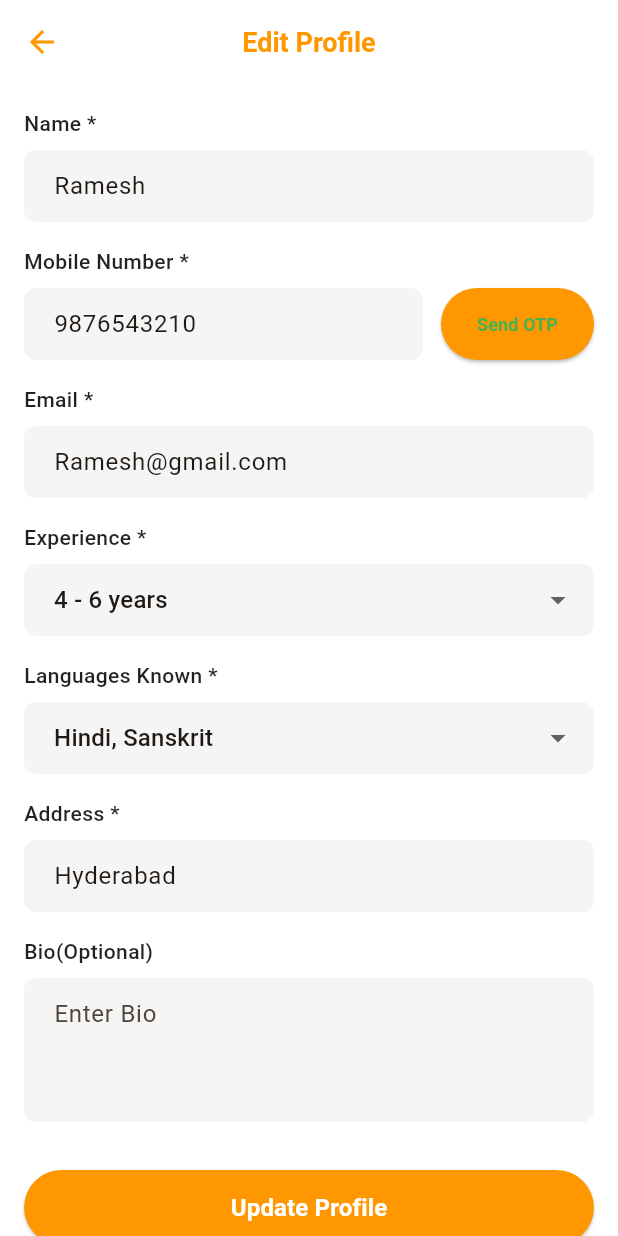
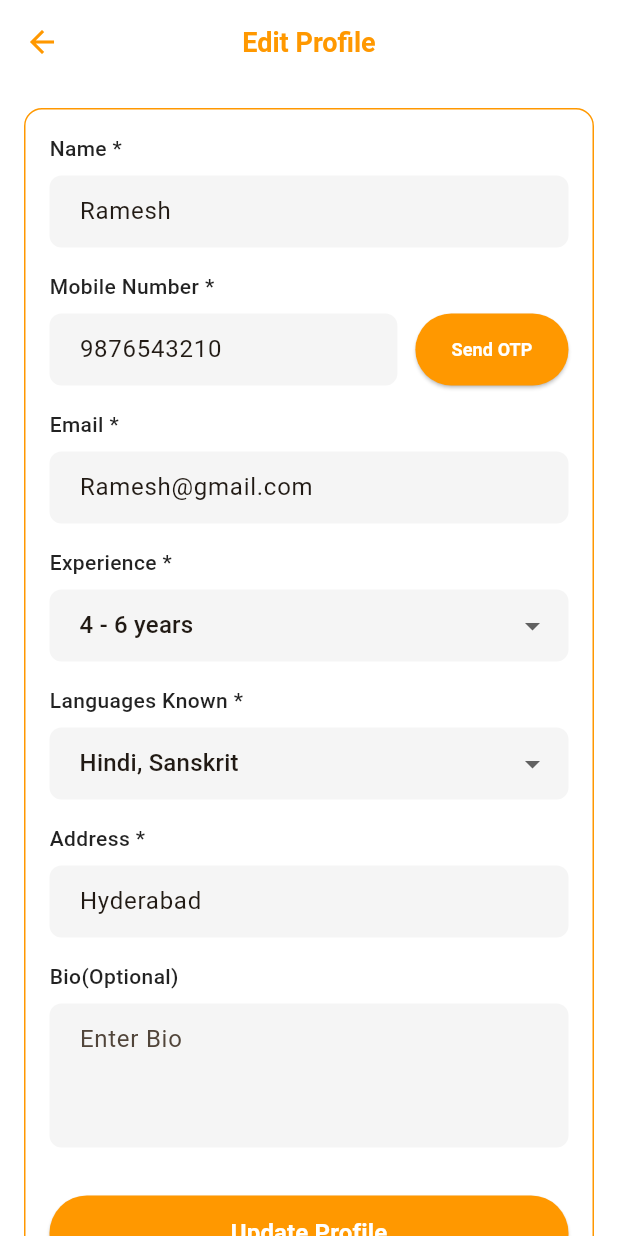
Before and after one commit to suneel-amunik123/namami-app, a Flutter app: the ProfileScreen screen opened directly, after a tap on "Edit Profile", on a phone screen of 412 x 824 dp. Run offline on Flutter 3.47's test engine with Material 3 defaults, Android fonts, the phone set to English and light mode, and no system bars; our stand-ins replace image_picker.

Commit message:
profile screen chnage

```diff
--- a/lib/features/auth/provider/login_provider.dart
+++ b/lib/features/auth/provider/login_provider.dart
@@ -9,10 +9,10 @@ class LoginProvider extends ChangeNotifier {
   LoginModel get loginModel => _loginModel;
 
   final List<String> _animationImages = [
-    'assets/images/splashscreen.png',
-    'assets/images/splashscreen.png',
-    'assets/images/splashscreen.png',
-    'assets/images/splashscreen.png',
+    'assets/images/frame1.jpg',
+    'assets/images/frame2.jpg',
+    'assets/images/frame3.jpg',
+    'assets/images/frame4.jpg',
   ];
 
   LoginProvider() {
--- a/lib/features/auth/view/login_view.dart
+++ b/lib/features/auth/view/login_view.dart
@@ -21,75 +21,81 @@ class _LoginViewState extends State<LoginView> {
   @override
   Widget build(BuildContext context) {
     return Scaffold(
-      backgroundColor: Colors.grey[100],
+      backgroundColor: const Color.fromARGB(255, 95, 90, 90),
       body: SafeArea(
         child: Consumer<LoginProvider>(
           builder: (context, loginProvider, child) {
-            return SingleChildScrollView(
-              child: ConstrainedBox(
-                constraints: BoxConstraints(
-                  minHeight: MediaQuery.of(context).size.height -
-                      MediaQuery.of(context).padding.top,
-                ),
-                child: Column(
+            return Column(
               children: [
                 // Animated Image Section
                 Expanded(
                   flex: 3,
                   child: Container(
                     width: double.infinity,
-                        decoration: const BoxDecoration(
-                          gradient: LinearGradient(
-                            colors: [Color(0xFFFF9800), Color(0xFFFFB74D)],
-                            begin: Alignment.topCenter,
-                            end: Alignment.bottomCenter,
-                          ),
-                        ),
+                    // decoration: const BoxDecoration(
+                    //   gradient: LinearGradient(
+                    //     colors: [Color(0xFFFF9800), Color(0xFFFFB74D)],
+                    //     // begin: Alignment.topCenter,
+                    //     // end: Alignment.bottomCenter,
+                    //   ),
+                    // ),
                     child: Column(
-                          mainAxisAlignment: MainAxisAlignment.center,
+                      mainAxisAlignment: MainAxisAlignment.spaceEvenly,
                       children: [
                         AnimatedSwitcher(
                           duration: const Duration(milliseconds: 500),
                           child: Image.asset(
                             loginProvider.currentImage,
                             key: ValueKey(loginProvider.currentImage),
-                                height: 200,
-                                fit: BoxFit.contain,
+                            height: 360,
+                            fit: BoxFit.fill,
+
+                            errorBuilder: (context, error, stackTrace) {
+                              return Container(
+                                height: 150,
+                                color: Colors.orange.shade200,
+                                child: const Icon(
+                                  Icons.image_not_supported,
+                                  size: 100,
+                                  color: Colors.white,
+                                ),
+                              );
+                            },
                           ),
                         ),
-                            const SizedBox(height: 20),
-                            Row(
-                              mainAxisAlignment: MainAxisAlignment.center,
-                              children: List.generate(4, (index) {
-                                return GestureDetector(
-                                  onTap: () => loginProvider.selectImage(index),
-                                  child: Container(
-                                    margin: const EdgeInsets.symmetric(
-                                      horizontal: 4,
-                                    ),
-                                    width: 12,
-                                    height: 12,
-                                    decoration: BoxDecoration(
-                                      shape: BoxShape.circle,
-                                      color:
-                                          loginProvider
-                                                  .loginModel
-                                                  .currentImageIndex ==
-                                              index
-                                          ? Colors.white
-                                          : Colors.white.withOpacity(0.5),
-                                    ),
-                                  ),
-                                );
-                              }),
-                            ),
+                        // const SizedBox(height: 10),
+                        // Row(
+                        //   mainAxisAlignment: MainAxisAlignment.center,
+                        //   children: List.generate(4, (index) {
+                        //     return GestureDetector(
+                        //       onTap: () => loginProvider.selectImage(index),
+                        //       child: Container(
+                        //         margin: const EdgeInsets.symmetric(
+                        //           horizontal: 4,
+                        //         ),
+                        //         width: 12,
+                        //         height: 12,
+                        //         decoration: BoxDecoration(
+                        //           shape: BoxShape.circle,
+                        //           color:
+                        //               loginProvider
+                        //                       .loginModel
+                        //                       .currentImageIndex ==
+                        //                   index
+                        //               ? Colors.white
+                        //               : Colors.white.withOpacity(0.5),
+                        //         ),
+                        //       ),
+                        //     );
+                        //   }),
+                        // ),
                       ],
                     ),
                   ),
                 ),
                 // Login Form Section
                 Expanded(
-                      flex: 2,
+                  flex: 3,
                   child: Container(
                     width: double.infinity,
                     padding: const EdgeInsets.all(24),
@@ -97,26 +103,29 @@ class _LoginViewState extends State<LoginView> {
                       color: Colors.white,
                       borderRadius: BorderRadius.vertical(
                         top: Radius.circular(30),
+
+                        // top: Radius.elliptical(30, 30),
                       ),
                     ),
+                    child: SingleChildScrollView(
                       child: Column(
                         crossAxisAlignment: CrossAxisAlignment.start,
                         children: [
-                            const Text(
+                          Center(
+                            child: const Text(
                               'Login',
                               style: TextStyle(
                                 fontSize: 28,
                                 fontWeight: FontWeight.bold,
-                                color: Color(0xFF6A1B9A),
+                                // color: Color(0xFF6A1B9A),
+                                color: Color.fromARGB(255, 8, 8, 8),
+                              ),
                             ),
                           ),
                           const SizedBox(height: 8),
                           const Text(
                             'Enter Phone Number',
-                              style: TextStyle(
-                                fontSize: 16,
-                                color: Colors.grey,
-                              ),
+                            style: TextStyle(fontSize: 16, color: Colors.grey),
                           ),
                           const SizedBox(height: 24),
                           // Phone Input
@@ -135,7 +144,7 @@ class _LoginViewState extends State<LoginView> {
                                   child: Row(
                                     children: [
                                       Image.asset(
-                                          'assets/images/india_flag.png',
+                                        'assets/images/indian_flag.jpg',
                                         width: 24,
                                         height: 16,
                                         errorBuilder:
@@ -164,8 +173,7 @@ class _LoginViewState extends State<LoginView> {
                                 ),
                                 Expanded(
                                   child: TextField(
-                                      onChanged:
-                                          loginProvider.updatePhoneNumber,
+                                    onChanged: loginProvider.updatePhoneNumber,
                                     keyboardType: TextInputType.phone,
                                     decoration: const InputDecoration(
                                       hintText: '9876543210',
@@ -213,7 +221,7 @@ class _LoginViewState extends State<LoginView> {
                                     ),
                             ),
                           ),
-                            const Spacer(),
+                          const SizedBox(height: 20),
                           // Terms and Conditions
                           const Center(
                             child: Text(
@@ -229,9 +237,8 @@ class _LoginViewState extends State<LoginView> {
                       ),
                     ),
                   ),
+                ),
               ],
-                ),
-              ),
             );
           },
         ),
--- a/lib/features/home/screens/edit_profile_screen.dart
+++ b/lib/features/home/screens/edit_profile_screen.dart
@@ -56,6 +56,14 @@ class _EditProfileScreenState extends State<EditProfileScreen> {
       ),
       body: SingleChildScrollView(
         padding: const EdgeInsets.all(16.0),
+
+        child: Container(
+          padding: const EdgeInsets.all(16),
+          decoration: BoxDecoration(
+            color: Colors.white,
+            borderRadius: BorderRadius.circular(12),
+            border: Border.all(color: const Color(0xFFFF9800), width: 1),
+          ),
           child: Column(
             crossAxisAlignment: CrossAxisAlignment.start,
             children: [
@@ -109,6 +117,7 @@ class _EditProfileScreenState extends State<EditProfileScreen> {
               ),
             ),
             ],
+          ),
         ),
       ),
     );
@@ -182,9 +191,8 @@ class _EditProfileScreenState extends State<EditProfileScreen> {
             SizedBox(
               height: 48,
               child: ElevatedButton(
-                onPressed: _isVerified
-                    ? null
-                    : () async {
+                onPressed: () async {
+                  if (_isVerified) return;
                   final result = await Navigator.push(
                     context,
                     MaterialPageRoute(
@@ -206,7 +214,7 @@ class _EditProfileScreenState extends State<EditProfileScreen> {
                 child: Text(
                   _isVerified ? 'Verified' : 'Send OTP',
                   style: const TextStyle(
-                    color: Colors.green,
+                    color: Colors.white,
                     fontSize: 12,
                     fontWeight: FontWeight.w600,
                   ),
--- a/lib/features/home/screens/profile_screen.dart
+++ b/lib/features/home/screens/profile_screen.dart
@@ -46,10 +46,9 @@ class _ProfileScreenState extends State<ProfileScreen> {
                     const CircleAvatar(
                       radius: 40,
                       backgroundColor: Color(0xFFFF9800),
-                      child: Icon(
-                        Icons.person,
-                        color: Colors.white,
-                        size: 40,
+                      // child: Icon(Icons.person, color: Colors.white, size: 40),
+                      backgroundImage: AssetImage(
+                        'assets/images/profile_image.jpg',
                       ),
                     ),
                     const SizedBox(height: 12),
@@ -63,19 +62,21 @@ class _ProfileScreenState extends State<ProfileScreen> {
                     Row(
                       mainAxisAlignment: MainAxisAlignment.center,
                       children: [
-                        const Text(
-                          'Panditji',
-                          style: TextStyle(
-                            fontSize: 14,
-                            color: Colors.grey,
-                          ),
-                        ),
+                        // const Text(
+                        //   'Panditji',
+                        //   style: TextStyle(
+                        //     fontSize: 14,
+                        //     color: Colors.grey,
+                        //   ),
+                        // ),
                         const SizedBox(width: 8),
                         Text(
                           _isVerified == true ? 'Verified' : 'Pending',
                           style: TextStyle(
                             fontSize: 12,
-                            color: _isVerified == true ? Colors.green : Colors.orange,
+                            color: _isVerified == true
+                                ? Colors.green
+                                : Colors.orange,
                             fontWeight: FontWeight.w500,
                           ),
                         ),
@@ -87,7 +88,7 @@ class _ProfileScreenState extends State<ProfileScreen> {
             ),
             const SizedBox(height: 24),
 
-            const SizedBox(height: 32),
+            // const SizedBox(height: 32),
 
             // Profile Options Container
             Container(
@@ -99,18 +100,14 @@ class _ProfileScreenState extends State<ProfileScreen> {
               ),
               child: Column(
                 children: [
-                  _buildProfileOption(
-                    Icons.edit_outlined,
-                    'Edit Profile',
-                    () {
+                  _buildProfileOption(Icons.edit_outlined, 'Edit Profile', () {
                     Navigator.push(
                       context,
                       MaterialPageRoute(
                         builder: (context) => const EditProfileScreen(),
                       ),
                     );
-                    },
-                  ),
+                  }),
                   _buildDivider(),
                   _buildProfileOption(
                     Icons.phone_outlined,
@@ -126,7 +123,7 @@ class _ProfileScreenState extends State<ProfileScreen> {
                   ),
                   _buildDivider(),
                   _buildProfileOption(
-                    Icons.verified_user_outlined,
+                    Icons.verified_outlined,
                     'Verify Account',
                     () async {
                       final result = await Navigator.push(
@@ -169,24 +166,16 @@ class _ProfileScreenState extends State<ProfileScreen> {
                     },
                   ),
                   _buildDivider(),
-                  _buildProfileOption(
-                    Icons.help_outline,
-                    'Help & Support',
-                    () {
+                  _buildProfileOption(Icons.help_outline, 'Help & Support', () {
                     Navigator.push(
                       context,
                       MaterialPageRoute(
                         builder: (context) => const HelpSupportScreen(),
                       ),
                     );
-                    },
-                  ),
+                  }),
                   _buildDivider(),
-                  _buildProfileOption(
-                    Icons.logout,
-                    'Logout',
-                    () {},
-                  ),
+                  _buildProfileOption(Icons.logout, 'Logout', () {}),
                 ],
               ),
             ),
@@ -209,11 +198,7 @@ class _ProfileScreenState extends State<ProfileScreen> {
                 color: const Color(0xFFFF9800).withOpacity(0.1),
                 borderRadius: BorderRadius.circular(8),
               ),
-              child: Icon(
-                icon,
-                color: const Color(0xFFFF9800),
-                size: 20,
-              ),
+              child: Icon(icon, color: const Color(0xFFFF9800), size: 20),
             ),
             const SizedBox(width: 16),
             Expanded(
@@ -225,11 +210,7 @@ class _ProfileScreenState extends State<ProfileScreen> {
                 ),
               ),
             ),
-            const Icon(
-              Icons.chevron_right,
-              color: Colors.grey,
-              size: 20,
-            ),
+            const Icon(Icons.chevron_right, color: Colors.grey, size: 20),
           ],
         ),
       ),
--- a/pubspec.yaml
+++ b/pubspec.yaml
@@ -63,6 +63,12 @@ flutter:
 
   # To add assets to your application, add an assets section, like this:
   assets:
+    - assets/images/frame1.jpg
+    - assets/images/frame2.jpg
+    - assets/images/frame3.jpg
+    - assets/images/frame4.jpg
+    - assets/images/splashscreen.png
+    # - assets/images/profile_image.jpg
     - assets/images/
     - assets/icons/
     - assets/nav/
```
Also changed, not shown: lib/core/widgets/splash_screen.dart (+1 -6 lines), lib/features/home/home_view.dart (+45 -30 lines), lib/features/home/screens/verify_account_screen.dart (+48 -39 lines), lib/features/home/screens/verify_update.dart (+17 -9 lines), assets/images/First.png (deleted), assets/images/frame1.jpg (added), assets/images/frame2.jpg (added), assets/images/frame3.jpg (added), assets/images/frame4.jpg (added), assets/images/indian_flag.jpg (added), assets/images/namami_logo.jpg (added), assets/images/profile_image.jpg (added), assets/images/splash_screen.jpg (added). Lines whose indentation alone changed are shown as unchanged.
